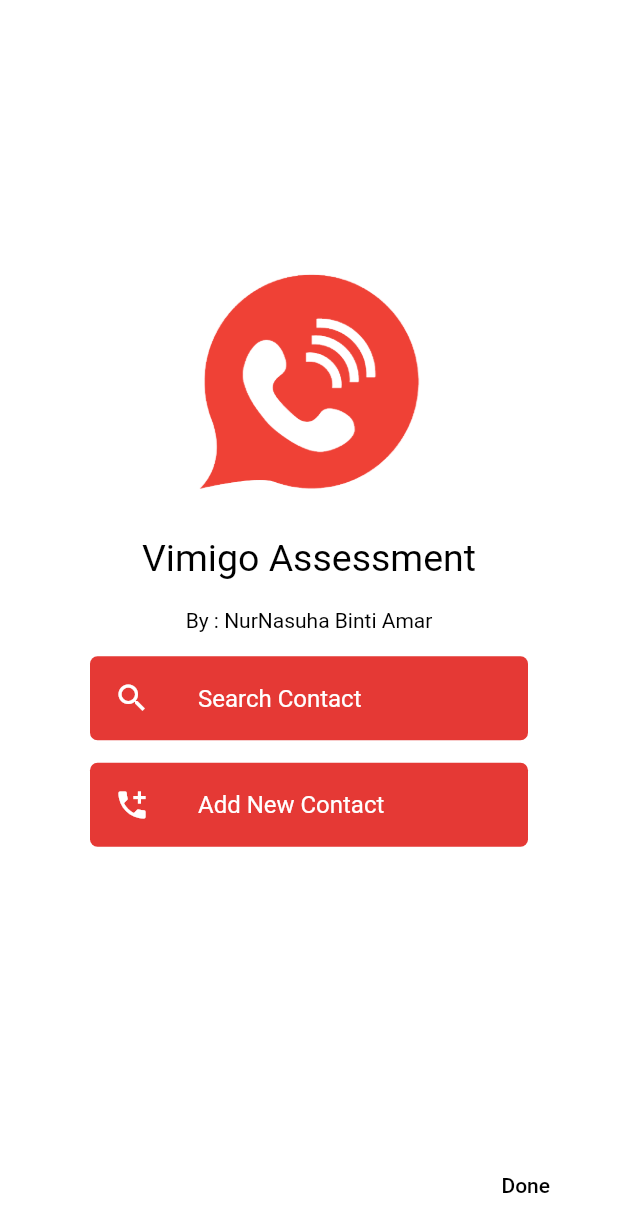
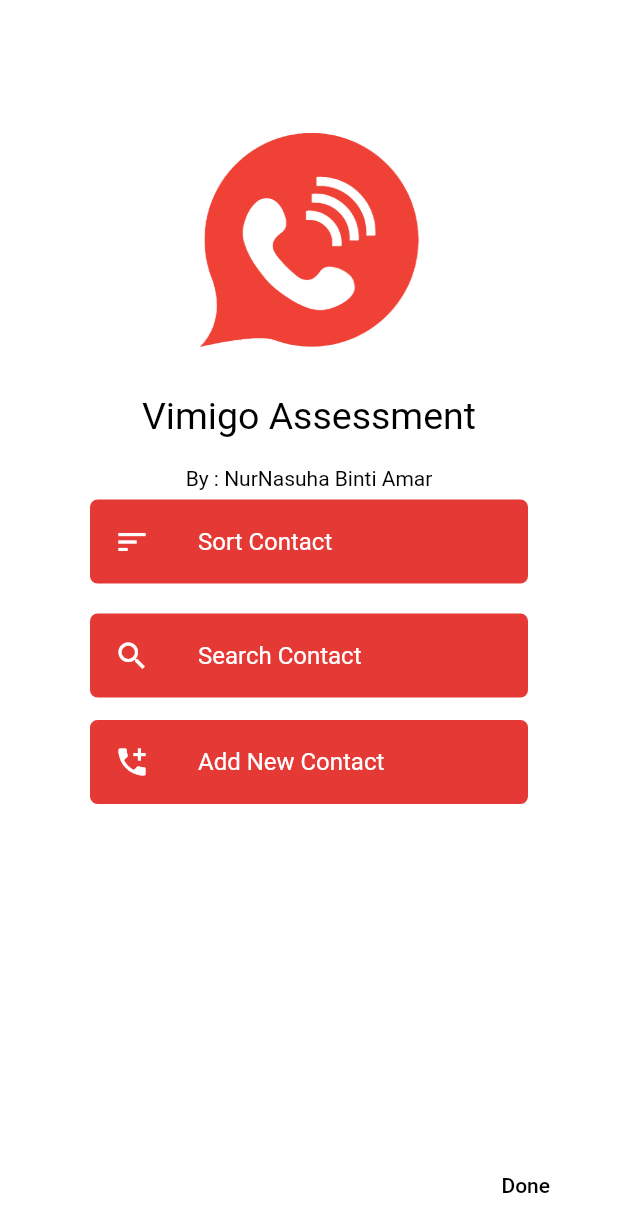
Before and after one commit to NurNasuhaAmar/Vimigo-Assessment, a Flutter app: the screen it shows after launch, on a phone screen of 412 x 824 dp. Shown: the top 1232 px of the screen. Run offline on Flutter 3.47's test engine with Material 2 defaults, Android fonts, the phone set to English and light mode, and no system bars; drawn by our look-alikes of intro_slider; our stand-ins replace firebase_core, firebase_database; missing offline and left inert: flame; accounts and stored records are empty.

Commit message:
- Searchable & Sortable List - Change Date Format

```diff
--- a/lib/main.dart
+++ b/lib/main.dart
@@ -1,22 +1,18 @@
-import 'package:flame/sprite.dart';
 import 'package:flutter/material.dart';
-import 'package:flutter_apptest3/screen/contacts.dart';
 import 'package:flutter_apptest3/screen/intro.dart';
 import 'package:flutter_apptest3/screen/load_asset.dart';
-import 'package:flutter_apptest3/screen/coin.dart';
 import 'package:firebase_core/firebase_core.dart';
 
 
 void main() async{
   WidgetsFlutterBinding.ensureInitialized();
   await Firebase.initializeApp();
-  //await coinAnimation();
   SpriteSheet2().initialize;
-  //SpriteSheet().initialized;
-  runApp(MyApp());
+  runApp(const MyApp());
 }
 
 class MyApp extends StatelessWidget {
+  const MyApp({Key? key}) : super(key: key);
 
   @override
   Widget build(BuildContext context) {
@@ -28,7 +24,7 @@ class MyApp extends StatelessWidget {
             secondary: Colors.redAccent,
         ),
       ),
-      home: Intro(),
+      home: const Intro(),
     );
   }
 }
--- a/lib/screen/coin.dart
+++ b/lib/screen/coin.dart
@@ -9,7 +9,6 @@ class CoinAnimation extends StatelessWidget {
 
   @override
   Widget build(BuildContext context) {
-    //var image = Flame.images.load('animation.png');
     var _animation = SpriteAnimation.fromFrameData(
         Flame.images.fromCache('animation.png'),
         SpriteAnimationData.sequenced(amount: 12, stepTime: 0.2, textureSize: Vector2(170, 145)),
@@ -20,7 +19,6 @@ class CoinAnimation extends StatelessWidget {
       height: 100,
       child: SpriteAnimationWidget(
         animation: _animation,
-        //playing: true,
         anchor: Anchor.center,
       ),
     );
--- a/lib/screen/contact_details.dart
+++ b/lib/screen/contact_details.dart
@@ -31,13 +31,13 @@ class _ContactDetailsState extends State<ContactDetails> {
   Widget build(BuildContext context) {
     return Scaffold(
       appBar: AppBar(
-        title: Text('Contact Details'),
+        title: const Text('Contact Details'),
         backgroundColor: Colors.red[600],
       ),
       body: SingleChildScrollView(
         child: Container(
           alignment: Alignment.center,
-          margin: EdgeInsets.all(15),
+          margin: const EdgeInsets.all(15),
           child: Column(
             mainAxisAlignment: MainAxisAlignment.start,
             crossAxisAlignment: CrossAxisAlignment.center,
--- a/lib/screen/intro.dart
+++ b/lib/screen/intro.dart
@@ -36,7 +36,8 @@ class _IntroState extends State<Intro> {
           width: double.infinity,
           height: double.infinity,
           child: Container(
-            margin: EdgeInsets.only(bottom: 160, top: 60),
+            margin: const EdgeInsets.only(bottom: 160, top: 60),
+            child: SingleChildScrollView(
               child: Column(
                 mainAxisAlignment: MainAxisAlignment.center,
                 crossAxisAlignment: CrossAxisAlignment.center,
@@ -82,17 +83,17 @@ class _IntroState extends State<Intro> {
                       right: 20,
                     ),
                   ),
-                // Container(
-                //   alignment: Alignment.center,
-                //   margin: EdgeInsets.fromLTRB(60, 5, 60, 5),
-                //   child: ListTile(
-                //     shape: RoundedRectangleBorder(borderRadius: BorderRadius.circular(5.0)),
-                //     tileColor: Colors.red[600],
-                //     leading: Icon(Icons.sort, color: Colors.white,),
-                //     title: Text('Sort Contact',
-                //       style: TextStyle(color: Colors.white),),
-                //   ),
-                // ),
+                  Container(
+                    alignment: Alignment.center,
+                    margin: EdgeInsets.fromLTRB(60, 5, 60, 5),
+                    child: ListTile(
+                      shape: RoundedRectangleBorder(borderRadius: BorderRadius.circular(5.0)),
+                      tileColor: Colors.red[600],
+                      leading: Icon(Icons.sort, color: Colors.white,),
+                      title: Text('Sort Contact',
+                        style: TextStyle(color: Colors.white),),
+                    ),
+                  ),
                   Container(
                     alignment: Alignment.center,
                     margin: const EdgeInsets.fromLTRB(60, 15, 60, 5),
@@ -128,6 +129,7 @@ class _IntroState extends State<Intro> {
                     ),
                   ),
                 ],
+              ),
             ),
           ),
         ),
```
Also changed, not shown: lib/screen/add_contacts.dart (+8 -8 lines), lib/screen/contacts.dart (+89 -119 lines). Lines whose indentation alone changed are shown as unchanged.
